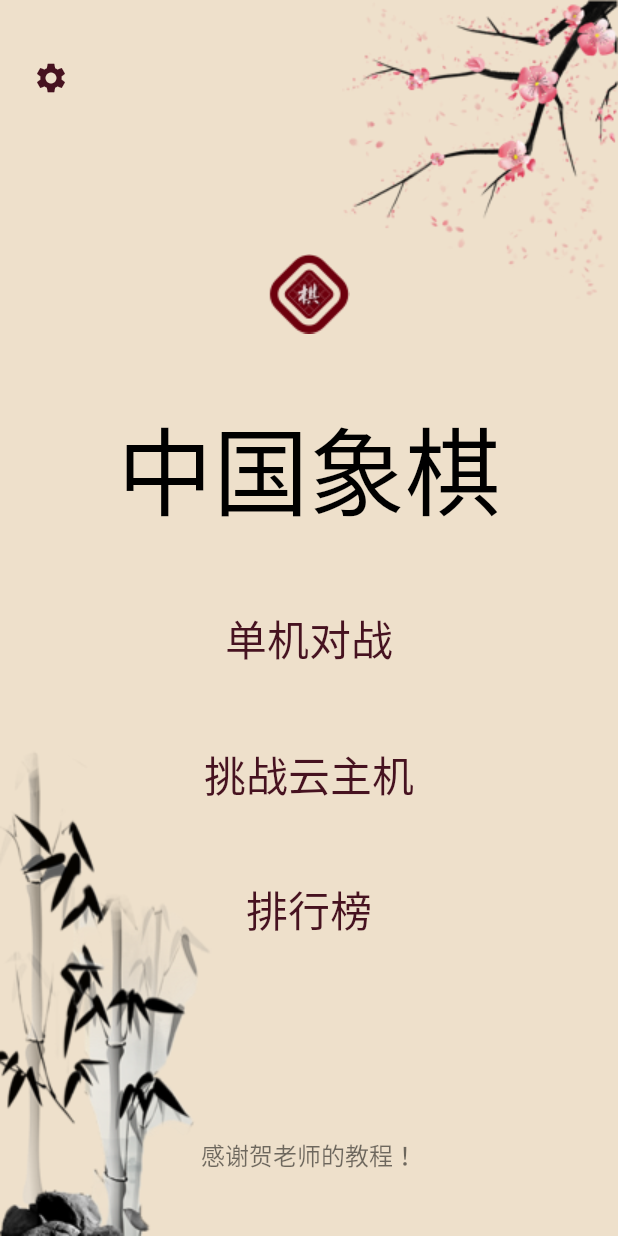
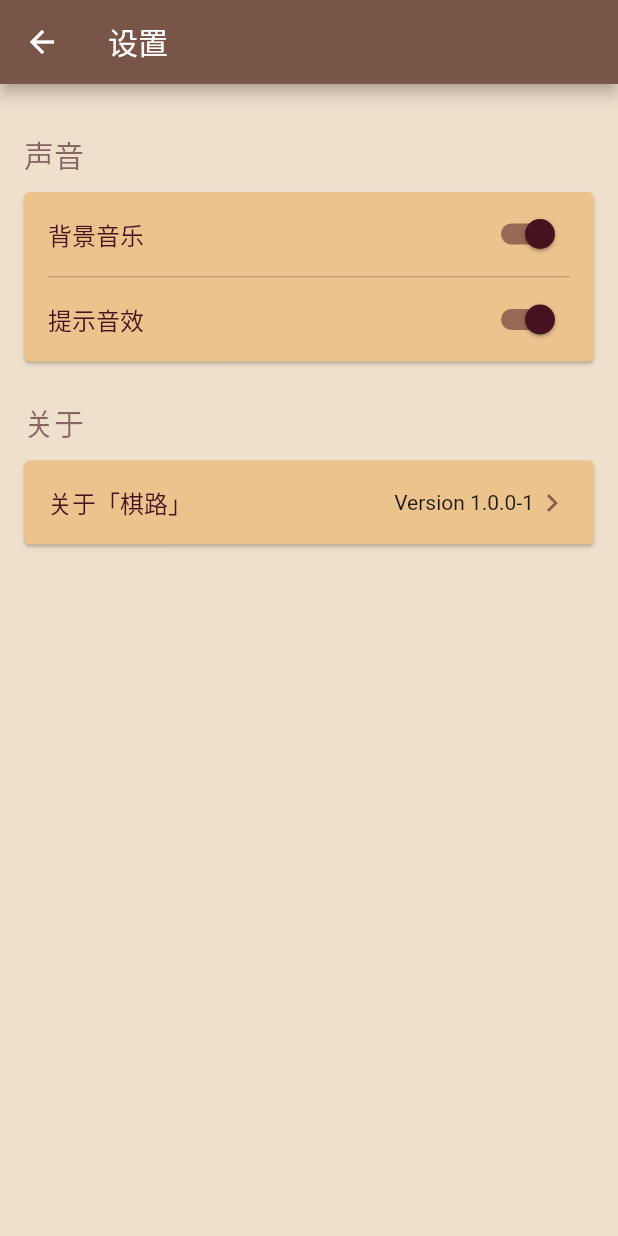
Before and after one commit to mutoe/chessroad, a Flutter app: the screen it shows after launch, after a tap on the "settings" icon, on a phone screen of 412 x 824 dp. Run offline on Flutter 3.47's test engine with Material 2 defaults, Android fonts, the light colour scheme and no system bars; our stand-ins replace audioplayers, package_info; accounts and stored records are empty; Roboto replaces fonts that are missing (QiTi).

Commit message:
feat: add settings

```diff
--- a/lib/routes/battle-page.dart
+++ b/lib/routes/battle-page.dart
@@ -9,6 +9,7 @@ import 'package:chessroad/engine/analysis.dart';
 import 'package:chessroad/engine/cloud-engine.dart';
 import 'package:chessroad/game/battle.dart';
 import 'package:chessroad/main.dart';
+import 'package:chessroad/routes/setting-page.dart';
 import 'package:chessroad/services/audios.dart';
 import 'package:flutter/material.dart';
 
@@ -176,7 +177,9 @@ class _BattlePageState extends State<BattlePage> {
             Expanded(child: SizedBox()),
             IconButton(
               icon: Icon(Icons.settings, color: ColorConstants.DarkTextPrimary),
-              onPressed: () {},
+              onPressed: () => Navigator.of(context).push(
+                MaterialPageRoute(builder: (_) => SettingPage()),
+              ),
             ),
           ]),
           Container(
--- a/lib/routes/main-menu.dart
+++ b/lib/routes/main-menu.dart
@@ -1,6 +1,7 @@
 import 'package:chessroad/common/color-constants.dart';
 import 'package:chessroad/main.dart';
 import 'package:chessroad/routes/battle-page.dart';
+import 'package:chessroad/routes/setting-page.dart';
 import 'package:flutter/material.dart';
 
 class MainMenu extends StatefulWidget {
@@ -142,7 +143,9 @@ class _MainMenuState extends State<MainMenu> with TickerProviderStateMixin {
             left: 10,
             child: IconButton(
               icon: Icon(Icons.settings, color: ColorConstants.Primary),
-              onPressed: () {},
+              onPressed: () => Navigator.of(context).push(
+                MaterialPageRoute(builder: (_) => SettingPage()),
+              ),
             ),
           ),
         ],
--- /dev/null
+++ b/lib/routes/setting-page.dart
@@ -0,0 +1,162 @@
+import 'package:chessroad/common/color-constants.dart';
+import 'package:chessroad/common/config.dart';
+import 'package:chessroad/common/toast.dart';
+import 'package:chessroad/services/audios.dart';
+import 'package:flutter/material.dart';
+import 'package:flutter/services.dart';
+import 'package:package_info/package_info.dart';
+
+class SettingPage extends StatefulWidget {
+  @override
+  _SettingPageState createState() => _SettingPageState();
+}
+
+class _SettingPageState extends State<SettingPage> {
+  String _version = 'Ver 1.00';
+
+  @override
+  void initState() {
+    super.initState();
+    loadVersionInfo();
+  }
+
+  @override
+  Widget build(BuildContext context) {
+    final TextStyle headerStyle =
+        TextStyle(color: ColorConstants.Secondary, fontSize: 20.0);
+    final TextStyle itemStyle = TextStyle(color: ColorConstants.Primary);
+
+    return Scaffold(
+      backgroundColor: ColorConstants.LightBackground,
+      appBar: AppBar(title: Text('设置')),
+      body: SingleChildScrollView(
+        padding: const EdgeInsets.all(16),
+        child: Column(
+          crossAxisAlignment: CrossAxisAlignment.start,
+          children: <Widget>[
+            SizedBox(height: 16),
+            Text("声音", style: headerStyle),
+            Card(
+              color: ColorConstants.BoardBackground,
+              margin: const EdgeInsets.symmetric(vertical: 10),
+              child: Column(
+                children: <Widget>[
+                  SwitchListTile(
+                    activeColor: ColorConstants.Primary,
+                    value: Config.bgmEnabled,
+                    title: Text("背景音乐", style: itemStyle),
+                    onChanged: switchMusic,
+                  ),
+                  _buildDivider(),
+                  SwitchListTile(
+                    activeColor: ColorConstants.Primary,
+                    value: Config.toneEnabled,
+                    title: Text("提示音效", style: itemStyle),
+                    onChanged: switchTone,
+                  ),
+                ],
+              ),
+            ),
+            const SizedBox(height: 16),
+            Text("关于", style: headerStyle),
+            Card(
+              color: ColorConstants.BoardBackground,
+              margin: const EdgeInsets.symmetric(vertical: 10),
+              child: Column(
+                children: <Widget>[
+                  ListTile(
+                    title: Text("关于「棋路」", style: itemStyle),
+                    trailing: Row(
+                      mainAxisSize: MainAxisSize.min,
+                      children: <Widget>[
+                        Text(_version ?? ''),
+                        Icon(
+                          Icons.keyboard_arrow_right,
+                          color: ColorConstants.Secondary,
+                        ),
+                      ],
+                    ),
+                    onTap: showAbout,
+                  ),
+                ],
+              ),
+            ),
+            const SizedBox(height: 60.0),
+          ],
+        ),
+      ),
+    );
+  }
+
+  Future<void> loadVersionInfo() async {
+    final packageInfo = await PackageInfo.fromPlatform();
+    setState(() {
+      _version = 'Version ${packageInfo.version}-${packageInfo.buildNumber}';
+    });
+  }
+
+  switchMusic(bool value) async {
+    setState(() {
+      Config.bgmEnabled = value;
+    });
+
+    if (Config.bgmEnabled) {
+      Audios.loopBgm('bg_music.mp3');
+    } else {
+      Audios.stopBgm();
+    }
+    Config.save();
+  }
+
+  switchTone(bool value) {
+    setState(() {
+      Config.toneEnabled = value;
+    });
+    Config.save();
+  }
+
+  showAbout() {
+    //
+    showDialog(
+      context: context,
+      barrierDismissible: false,
+      builder: (context) => AlertDialog(
+        title: Text('关于「棋路」', style: TextStyle(color: ColorConstants.Primary)),
+        content: Column(
+          mainAxisSize: MainAxisSize.min,
+          crossAxisAlignment: CrossAxisAlignment.start,
+          children: <Widget>[
+            SizedBox(height: 5),
+            Text('版本', style: TextStyle(fontFamily: '')),
+            Text('$_version', style: TextStyle(fontFamily: '')),
+            SizedBox(height: 15),
+            Text('官网', style: TextStyle(fontFamily: '')),
+            GestureDetector(
+              onTap: () {
+                Clipboard.setData(ClipboardData(text: 'https://mutoe.com'));
+                Toast.toast(context, message: '网址已复制！');
+              },
+              child: Text(
+                "https://mutoe.com",
+                style: TextStyle(fontFamily: '', color: Colors.blue),
+              ),
+            ),
+          ],
+        ),
+        actions: <Widget>[
+          FlatButton(
+              child: Text('好的'), onPressed: () => Navigator.of(context).pop()),
+        ],
+      ),
+    );
+  }
+
+  Container _buildDivider() {
+    return Container(
+      margin: const EdgeInsets.symmetric(horizontal: 16),
+      width: double.infinity,
+      height: 1.0,
+      color: ColorConstants.LightLine,
+    );
+  }
+}
--- a/pubspec.yaml
+++ b/pubspec.yaml
@@ -25,6 +25,8 @@ dependencies:
     sdk: flutter
   cupertino_icons: ^0.1.3
   audioplayers: ^0.14.0
+  path_provider: ^1.6.11
+  package_info: '>=0.4.1 <2.0.0'
 
 dev_dependencies:
   flutter_test:
```
Also changed, not shown: lib/common/config.dart (added, +28 -0 lines), lib/common/profile.dart (added, +49 -0 lines), pubspec.lock, 2 other files.
